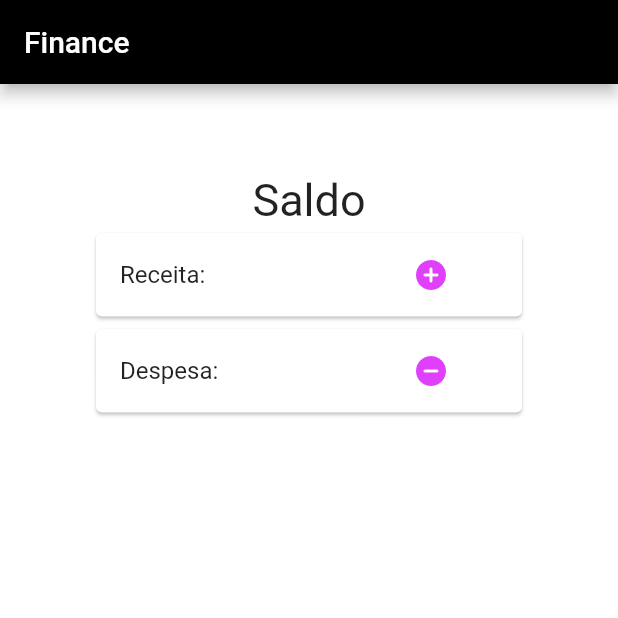
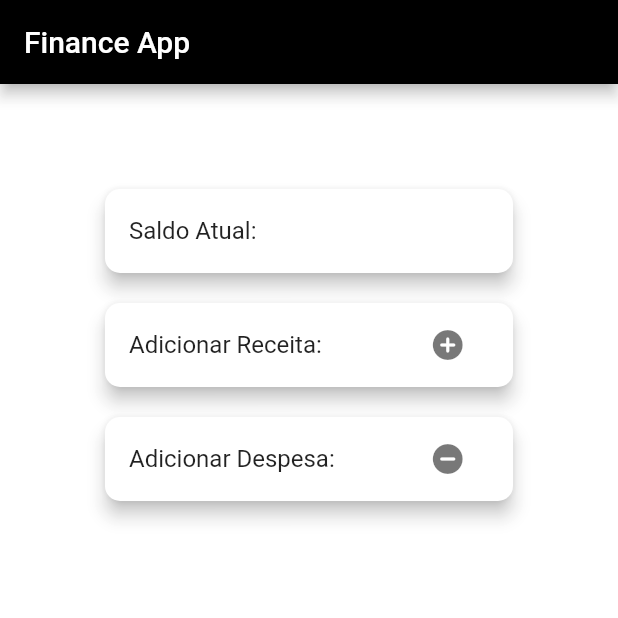
Before and after one commit to IgorLuigi/ProjetoFinanceiroPSA, a Flutter app: the screen it shows after launch, on a phone screen of 412 x 824 dp, the top half of it. Run offline on Flutter 3.47's test engine with Material 2 defaults, Android fonts, the phone set to English and light mode, and no system bars.

Commit message:
ALteração pagina inicial 2

```diff
--- a/lib/app/view/home.dart
+++ b/lib/app/view/home.dart
@@ -20,39 +20,35 @@ class _HomeState extends State<Home> {
           backgroundColor: const Color.fromRGBO(255, 255, 255, 0.9),
           appBar: AppBar(
             backgroundColor: Colors.black,
-            title: const Text('Finance'),
-            // actions: [
-            //   IconButton(
-            //     icon: Icon(Icons.add_circle_rounded),
-            //     onPressed: (){
-            //       Navigator.of(context).pushNamed(MyApp.RECEITA_LIST);
-            //     }
-            //   ),
-            //   IconButton(
-            //     icon: Icon(Icons.remove_circle_rounded),
-            //     onPressed: (){
-            //       Navigator.of(context).pushNamed(MyApp.DESPESA_LIST);
-            //     }
-            //   )
-            // ],
+            title: const Text('Finance App'),
           ),
           body: ListView(
             padding: const EdgeInsets.all(60),
             children: [
-              const Center(
-                child: Text(
-                  'Saldo',
-                  style: TextStyle(fontSize: 30),
+              const Center(),
+              Card(
+                shape: RoundedRectangleBorder(
+                  borderRadius: BorderRadius.circular(10.0),
                 ),
+                elevation: 5,
+                margin: EdgeInsets.all(10),
+                child: ListTile(
+                    title: const Text('Saldo Atual:'),
+                    trailing: Container(width: width / 6)),
               ),
               Card(
+                shape: RoundedRectangleBorder(
+                  borderRadius: BorderRadius.circular(10.0),
+                ),
+                elevation: 5,
+                margin: EdgeInsets.all(10),
                 child: ListTile(
-                    title: const Text('Receita:'),
+                    title: const Text('Adicionar Receita:'),
                     trailing: Container(
-                        width: width / 6,
+                        width: width / 8,
                         child: Row(children: [
                           IconButton(
-                              color: Colors.purpleAccent,
+                              color: Color.fromRGBO(30, 30, 30, 0.6),
                               icon: const Icon(Icons.add_circle_rounded),
                               onPressed: () {
                                 Navigator.of(context)
@@ -61,13 +57,18 @@ class _HomeState extends State<Home> {
                         ]))),
               ),
               Card(
+                shape: RoundedRectangleBorder(
+                  borderRadius: BorderRadius.circular(10.0),
+                ),
+                elevation: 5,
+                margin: EdgeInsets.all(10),
                 child: ListTile(
-                    title: const Text('Despesa:'),
+                    title: const Text('Adicionar Despesa:'),
                     trailing: Container(
-                        width: width / 6,
+                        width: width / 8,
                         child: Row(children: [
                           IconButton(
-                              color: Colors.purpleAccent,
+                              color: Color.fromRGBO(30, 30, 30, 0.6),
                               icon: const Icon(Icons.remove_circle_rounded),
                               onPressed: () {
                                 Navigator.of(context)
```
